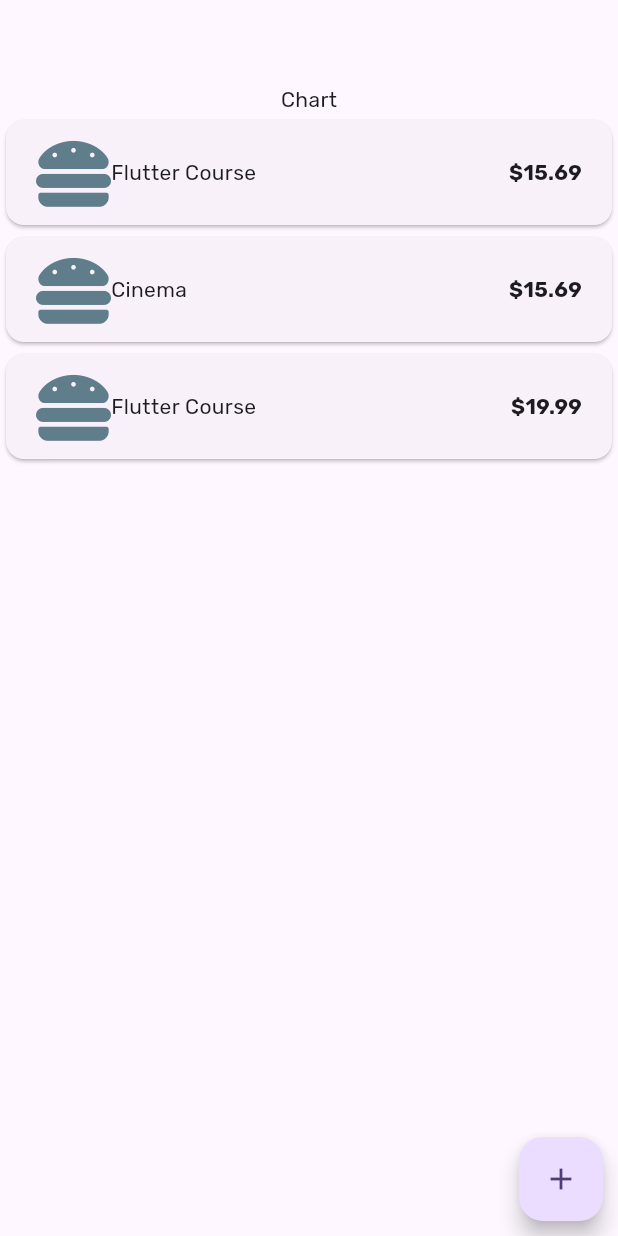
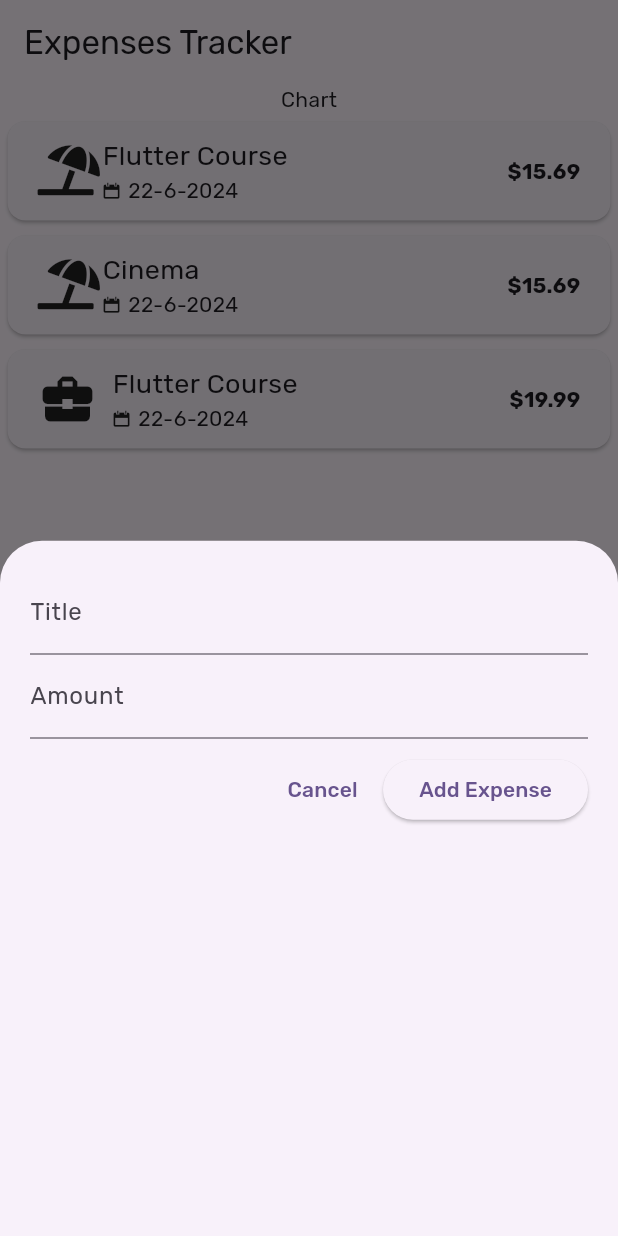
Before and after one commit to MohammadKanaan/flutter_expense_tracker, a Flutter app: the screen it shows after launch, after a tap on the "add" icon, on a phone screen of 412 x 824 dp. Run offline on Flutter 3.47's test engine with Material 3 defaults, Android fonts, the phone set to English and light mode, and no system bars; our stand-ins replace flutter_hooks, google_fonts, hooks_riverpod.

Commit message:
feat: created expense adding overlay

```diff
--- a/lib/expenses.dart
+++ b/lib/expenses.dart
@@ -1,14 +1,32 @@
 import 'package:expense_tracker/widgets/expenses_list.dart';
+import 'package:expense_tracker/widgets/new_expense.dart';
 import 'package:flutter/material.dart';
 
 class Expenses extends StatelessWidget {
   const Expenses({super.key});
 
+  void _openAddExpenseOverlay(BuildContext context) {
+    showModalBottomSheet(
+      context: context,
+      builder: (ctx) {
+        return const NewExpense();
+      },
+    );
+  }
+
   @override
   Widget build(BuildContext context) {
     return Scaffold(
-      appBar: AppBar(),
+      appBar: AppBar(
+        title: const Text('Expenses Tracker'),
+      ),
       body: const HomePage(),
+      floatingActionButton: FloatingActionButton(
+        onPressed: () {
+          _openAddExpenseOverlay(context);
+        },
+        child: const Icon(Icons.add),
+      ),
     );
   }
 }
--- a/lib/provider.dart
+++ b/lib/provider.dart
@@ -27,7 +27,9 @@ class ExpenseNotifier extends StateNotifier<List<Expense>> {
   ExpenseNotifier() : super(_registeredExpenses);
 
   void addExpense(
-      String title, double amount, DateTime date, Category category) {
+      {required String title,
+      required double amount,
+      required Category category}) {
     Expense entry = Expense(
       title: title,
       amount: amount,
--- a/lib/widgets/expense_item.dart
+++ b/lib/widgets/expense_item.dart
@@ -1,6 +1,37 @@
 import 'package:expense_tracker/models/expense.dart';
 import 'package:expense_tracker/presentation/my_flutter_app_icons.dart';
 import 'package:flutter/material.dart';
+
+Icon getIcon({required Category category, double size = 12.0}) {
+  switch (category) {
+    case Category.food:
+      return Icon(
+        CustomIcons.hamburger,
+        size: size,
+      );
+    case Category.travel:
+      return Icon(
+        CustomIcons.flight,
+        size: size,
+      );
+    case Category.work:
+      return Icon(
+        Icons.business_center,
+        size: size,
+      );
+    case Category.leisure:
+      return Icon(
+        CustomIcons.umbrella_beach,
+        size: size -
+            size / 6, // Adjust size to accomodate this icon's larger size
+      );
+    case Category.other:
+      return Icon(
+        CustomIcons.question,
+        size: size,
+      );
+  }
+}
 
 class ExpenseItem extends StatelessWidget {
   final Expense expense;
@@ -8,13 +39,33 @@ class ExpenseItem extends StatelessWidget {
 
   @override
   Widget build(BuildContext context) {
+    final int day = expense.date.day;
+    final int month = expense.date.month;
+    final int year = expense.date.year;
     return Card(
+      margin: const EdgeInsets.all(5),
       child: Padding(
         padding: const EdgeInsets.symmetric(horizontal: 20, vertical: 10),
         child: Row(
           children: [
-            const Icon(CustomIcons.hamburger, size: 50, color: Colors.blueGrey),
-            Text('${expense.title}'),
+            getIcon(category: expense.category, size: 40),
+            const SizedBox(width: 10),
+            Column(
+              crossAxisAlignment: CrossAxisAlignment.start,
+              children: [
+                Text(
+                  expense.title,
+                  style: const TextStyle(fontSize: 18),
+                ),
+                Row(
+                  children: [
+                    const Icon(CustomIcons.calendar, size: 12),
+                    const SizedBox(width: 5),
+                    Text('$day-$month-$year'),
+                  ],
+                ),
+              ],
+            ),
             const Spacer(),
             Text(
               '\$${expense.amount.toStringAsFixed(2)}',
--- a/lib/widgets/expenses_list.dart
+++ b/lib/widgets/expenses_list.dart
@@ -26,15 +26,6 @@ class ExpensesList extends HookConsumerWidget {
             },
           ),
         ),
-        Positioned(
-          bottom: 10,
-          right: 10,
-          // scroll to top button
-          child: FloatingActionButton(
-            onPressed: () {},
-            child: const Icon(Icons.add),
-          ),
-        )
       ]),
     );
   }
--- /dev/null
+++ b/lib/widgets/new_expense.dart
@@ -0,0 +1,70 @@
+import 'package:expense_tracker/models/expense.dart';
+import 'package:expense_tracker/provider.dart';
+import 'package:flutter/material.dart';
+import 'package:hooks_riverpod/hooks_riverpod.dart';
+import 'package:flutter_hooks/flutter_hooks.dart';
+
+class NewExpense extends HookConsumerWidget {
+  const NewExpense({super.key});
+
+  void _handleAddExpense(
+      WidgetRef ref, String title, double amount, Category category) {
+    ref.read(expenseProvider.notifier).addExpense(
+          title: title,
+          amount: amount,
+          category: category,
+        );
+  }
+
+  @override
+  Widget build(BuildContext context, WidgetRef ref) {
+    var title = useState('');
+    var amount = useState(0.0);
+
+    return Padding(
+      padding: const EdgeInsets.all(20),
+      child: Column(
+        children: [
+          TextField(
+            onChanged: (value) {
+              title.value = value;
+            },
+            decoration: const InputDecoration(
+              labelText: 'Title',
+            ),
+          ),
+          TextField(
+            onChanged: (value) {
+              amount.value = double.parse(value);
+            },
+            keyboardType: TextInputType.number,
+            decoration: const InputDecoration(
+              labelText: 'Amount',
+              prefix: Text('\$'),
+            ),
+          ),
+          const SizedBox(height: 10),
+          Row(
+            mainAxisAlignment: MainAxisAlignment.end,
+            children: [
+              TextButton(
+                onPressed: () {
+                  Navigator.of(context).pop();
+                },
+                child: const Text('Cancel'),
+              ),
+              const SizedBox(width: 5),
+              ElevatedButton(
+                onPressed: () {
+                  _handleAddExpense(
+                      ref, title.value, amount.value, Category.other);
+                },
+                child: const Text('Add Expense'),
+              ),
+            ],
+          ),
+        ],
+      ),
+    );
+  }
+}
--- a/pubspec.yaml
+++ b/pubspec.yaml
@@ -38,6 +38,7 @@ dependencies:
   riverpod: ^2.5.1
   hooks_riverpod: ^2.5.1
   google_fonts: ^6.2.1
+  flutter_hooks: ^0.20.5
 
 dev_dependencies:
   flutter_test:
```
Also changed, not shown: pubspec.lock.
